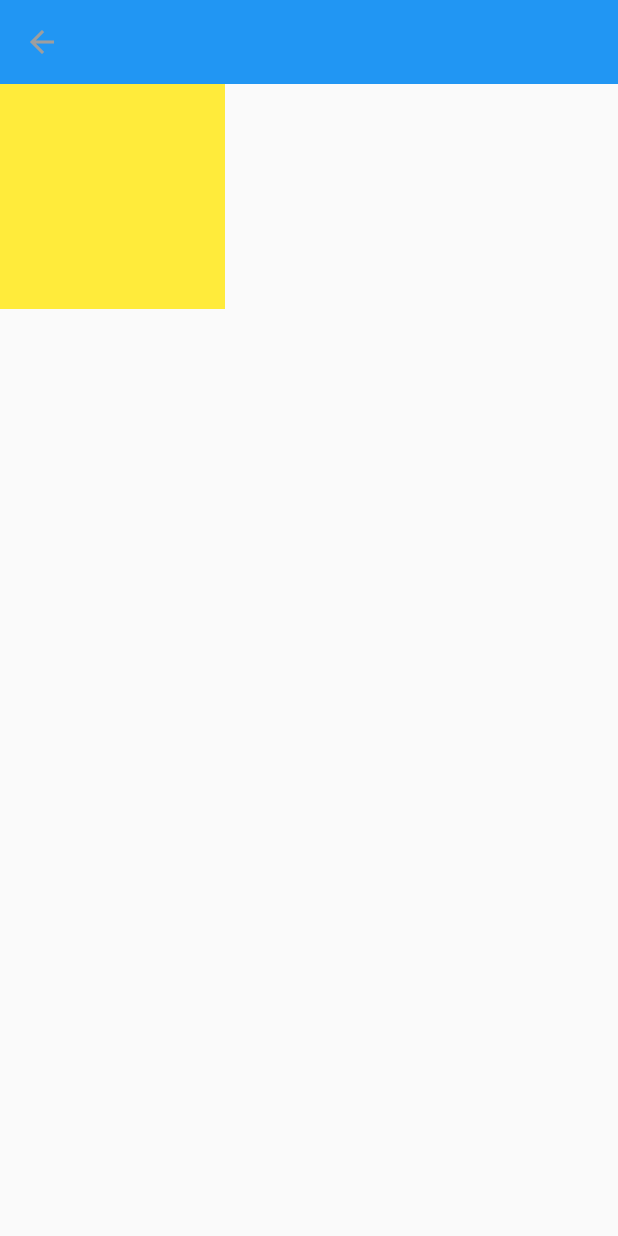
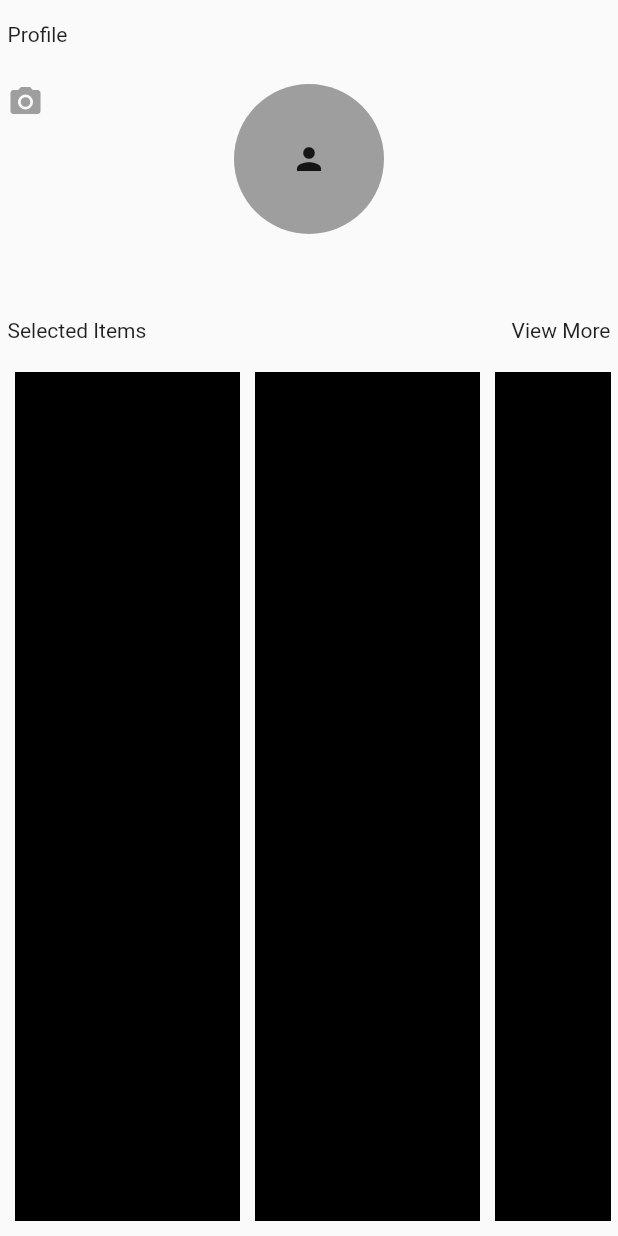
Before and after one commit to mapoulo/EmpProfile, a Flutter app: the Profile screen opened directly, on a phone screen of 412 x 824 dp. Run offline on Flutter 3.47's test engine with Material 2 defaults, Android fonts, the phone set to English and light mode, and no system bars; our stand-ins replace clay_containers, cloud_firestore, firebase_auth, firebase_storage, flutter_spinkit, image_picker; accounts and stored records are empty.

Commit message:
added profile page

```diff
--- a/lib/models/userdata.dart
+++ b/lib/models/userdata.dart
@@ -3,11 +3,12 @@ class UserData {
 
   final String uid;
   final String name;
+  final String image;
   final String occupation;
   final String jobDescription;
 
 
-  UserData({this.name, this.uid,this.occupation, this.jobDescription});
+  UserData({this.name, this.image,this.uid,this.occupation, this.jobDescription});
 }
 
 class Flowers{
--- a/lib/screens/home/profile.dart
+++ b/lib/screens/home/profile.dart
@@ -1,4 +1,3 @@
-
 import 'dart:math';
 import 'dart:io';
 import 'package:cloud_firestore/cloud_firestore.dart';
@@ -6,6 +5,10 @@ import 'package:firebase_storage/firebase_storage.dart';
 import 'package:image_picker/image_picker.dart';
 
 import 'package:flutter/material.dart';
+import 'package:provider/provider.dart';
+import 'package:user_crud/models/user.dart';
+import 'package:user_crud/models/userdata.dart';
+import 'package:user_crud/screens/services/database.dart';
 
 class Profile extends StatefulWidget {
   @override
@@ -13,91 +16,129 @@ class Profile extends StatefulWidget {
 }
 
 class _ProfileState extends State<Profile> {
+  final double maxSlide = 120.0;
+  var loggeInUserData;
+  bool dataIsLoading = true;
+
   @override
   Widget build(BuildContext context) {
+    final listOfUserFromFirebase = Provider.of<List<UserData>>(context) ?? [];
+    final loggedInUser = Provider.of<User>(context);
 
-File _image;
+    listOfUserFromFirebase.forEach((element) {
+      if (element.uid == loggedInUser.userId) {
+        loggeInUserData = element;
+        dataIsLoading = false;
+        print(element.name);
+      }
+    });
 
+    String myImage;
 
- Future<void>  _addPathToDatabase(String text)async{
-    try{
+    Future<void> _addPathToDatabase(String text) async {
+      try {
         final ref = FirebaseStorage().ref().child(text);
-     var imageString = await ref.getDownloadURL();
-
+       myImage  = await ref.getDownloadURL();
+await DatabaseServices(uid: loggeInUserData.uid).update(loggeInUserData.uid, loggeInUserData.name, myImage, loggeInUserData.occupation, loggeInUserData.jobDecription);
         //Add location and url to database
-     await Firestore.instance.collection("storage").document().setData({"url": imageString});
-    }catch(e){
-
-    }
+        await Firestore.instance
+            .collection("storage")
+            .document()
+            .setData({"url": myImage});
+      } catch (e) {}
     }
 
-
-Future<void> uploadImage(File image)async{
-    try{
+    Future<void> uploadImage(File image) async {
+      try {
         int randomNumber = Random().nextInt(100000);
         String imageLocation = "images/image$randomNumber.jpg";
 
         //upload image to firebase
-     final StorageReference storageReference = FirebaseStorage().ref().child(imageLocation);
+        final StorageReference storageReference =
+            FirebaseStorage().ref().child(imageLocation);
         final StorageUploadTask uploadTask = storageReference.putFile(image);
         await uploadTask.onComplete;
         _addPathToDatabase(imageLocation);
-    }catch(e){
+      } catch (e) {}
+    }
+
+    Future _takeProfilePicture() async {
+      var image = await ImagePicker.pickImage(
+          source: ImageSource.camera, maxHeight: 60.0, maxWidth: 60);
+      uploadImage(image);
 
     }
-  }
-
-
-
-
-
-  Future _takeProfilePicture() async{
-    var image = await ImagePicker.pickImage(source: ImageSource.camera,maxHeight: 60.0, maxWidth: 60);
-    uploadImage(image);
-  }
-
-
-
-  // Future _selectProfilePicture() async{
-  //   var image = await ImagePicker.pickImage(source: ImageSource.gallery);
-
-  //   setState((){
-  //     _image = image;
-  //   });
-  // }
-
-
-
-
 
     return Scaffold(
-      appBar: AppBar(
-        elevation: 0.0,
-        leading: GestureDetector(
-          onTap: () {
-            Navigator.pop(context);
-          },
+      body: SafeArea(
+        child: Padding(
+          padding: EdgeInsets.all(5),
+          child: Column(
+            crossAxisAlignment: CrossAxisAlignment.start,
+            children: <Widget>[
+              SizedBox(height: 10, width: 5),
+              Container(
+                  child: Row(
+                children: <Widget>[Text("Profile")],
+              )),
+              SizedBox(height: 25),
+              Stack(
+                children: <Widget>[
+                  Center(
                     child: Container(
-            margin: EdgeInsets.all(5),
-            child: Icon(
-              Icons.arrow_back,
+                      height: 100,
+                      width: 100,
+                      decoration: BoxDecoration(
                           color: Colors.grey,
+                          borderRadius: BorderRadius.circular(50)),
+                      child: dataIsLoading
+                          ? Icon(Icons.person)
+                          : ClipRRect(
+                            borderRadius: BorderRadius.circular(50),
+                            child: Image.network(loggeInUserData.image, fit: BoxFit.cover,),
                           ),
                     ),
                   ),
-
-
-      ),
-
-      body: GestureDetector(
+                  GestureDetector(
                     onTap: (){
                       _takeProfilePicture();
                     },
-
+                                      child: Positioned(
+                      top: 70,
+                      left: 185,
+                      child: Icon(Icons.camera_alt, color: Colors.grey),
+                    ),
+                  )
+                ],
+              ),
+              SizedBox(height: 10),
+              Center(child: Text(dataIsLoading ? "" : loggeInUserData.name)),
+              SizedBox(height: 30),
+              Row(
+                mainAxisAlignment: MainAxisAlignment.spaceBetween,
+                children: <Widget>[
+                  Text("Selected Items"),
+                  Text("View More"),
+                ],
+              ),
+              SizedBox(height: 15),
+              Expanded(
                   child: Container(
-          height: 150,
+                height: MediaQuery.of(context).size.height,
+                child: ListView.builder(
+                    scrollDirection: Axis.horizontal,
+                    itemCount: 20,
+                    itemBuilder: (context, index) {
+                      return Container(
+                        margin: EdgeInsets.all(5),
+                        color: Colors.black,
                         width: 150,
-          color: Colors.yellow
+                        height: MediaQuery.of(context).size.height,
+                      );
+                    }),
+              ))
+            ],
+          ),
         ),
       ),
     );
--- a/lib/screens/services/auth.dart
+++ b/lib/screens/services/auth.dart
@@ -1,4 +1,5 @@
 import 'package:firebase_auth/firebase_auth.dart';
+import 'package:user_crud/models/officePictures.dart';
 import 'package:user_crud/models/user.dart';
 import 'package:user_crud/screens/services/database.dart';
 
@@ -40,7 +41,7 @@ class AuthSerices{
 
         FirebaseUser user = result.user;
 
-       await DatabaseServices(uid: user.uid).update(user.uid,"Name", "Occupation", "N/A");
+       await DatabaseServices(uid: user.uid).update(user.uid,"Name","", "Occupation", "N/A");
 
         return _userFromFirebase(user);
 
--- a/pubspec.yaml
+++ b/pubspec.yaml
@@ -36,7 +36,7 @@ dependencies:
   image_cropper: ^1.2.2
   flutter_uploader: ^1.2.0
   clay_containers: ^0.2.2
-  firebase_core: 0.4.0+8
+  firebase_core: ^0.4.5
   image_picker: ^0.6.7+4
 
 dev_dependencies:
```
Also changed, not shown: lib/screens/home/Top_part.dart (+5 -10 lines), lib/screens/home/custom_drawer.dart (+15 -9 lines), lib/screens/home/home.dart (+3 -6 lines), lib/screens/services/database.dart (+5 -2 lines), lib/screens/wrapper.dart (+16 -9 lines), pubspec.lock. Lines whose indentation alone changed are shown as unchanged.
